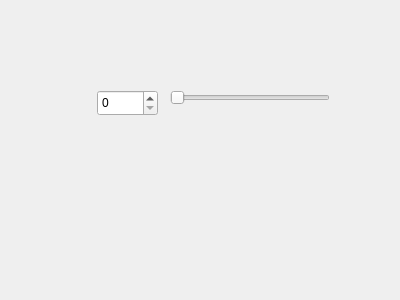
Old version of the form src/dynamixel_gui/src/dynamixel_gui/dynamixel_gui.ui in the repository uc-Scarab/dynamixel_gui.
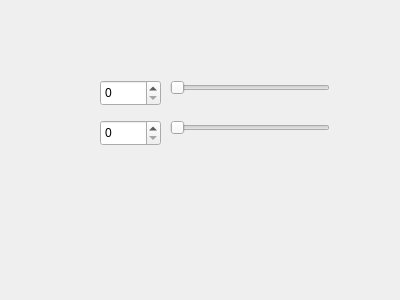
New version of the form.

Commit message: can publish from different sliders with different ids

What changed in the file:
```diff
--- a/src/dynamixel_gui/src/dynamixel_gui/dynamixel_gui.ui
+++ b/src/dynamixel_gui/src/dynamixel_gui/dynamixel_gui.ui
@@ -16,8 +16,8 @@
   <widget class="QSpinBox" name="spinBox">
    <property name="geometry">
     <rect>
-     <x>97</x>
-     <y>90</y>
+     <x>100</x>
+     <y>80</y>
      <width>61</width>
      <height>26</height>
     </rect>
@@ -30,7 +30,36 @@
    <property name="geometry">
     <rect>
      <x>170</x>
-     <y>90</y>
+     <y>80</y>
+     <width>160</width>
+     <height>16</height>
+    </rect>
+   </property>
+   <property name="maximum">
+    <number>4095</number>
+   </property>
+   <property name="orientation">
+    <enum>Qt::Horizontal</enum>
+   </property>
+  </widget>
+  <widget class="QSpinBox" name="spinBox_2">
+   <property name="geometry">
+    <rect>
+     <x>100</x>
+     <y>120</y>
+     <width>61</width>
+     <height>26</height>
+    </rect>
+   </property>
+   <property name="maximum">
+    <number>4095</number>
+   </property>
+  </widget>
+  <widget class="QSlider" name="motor_3">
+   <property name="geometry">
+    <rect>
+     <x>170</x>
+     <y>120</y>
      <width>160</width>
      <height>16</height>
     </rect>
```
Left out of the diff: 24 changed lines with no effect on the pictures. The commit also changes 1 other file.
